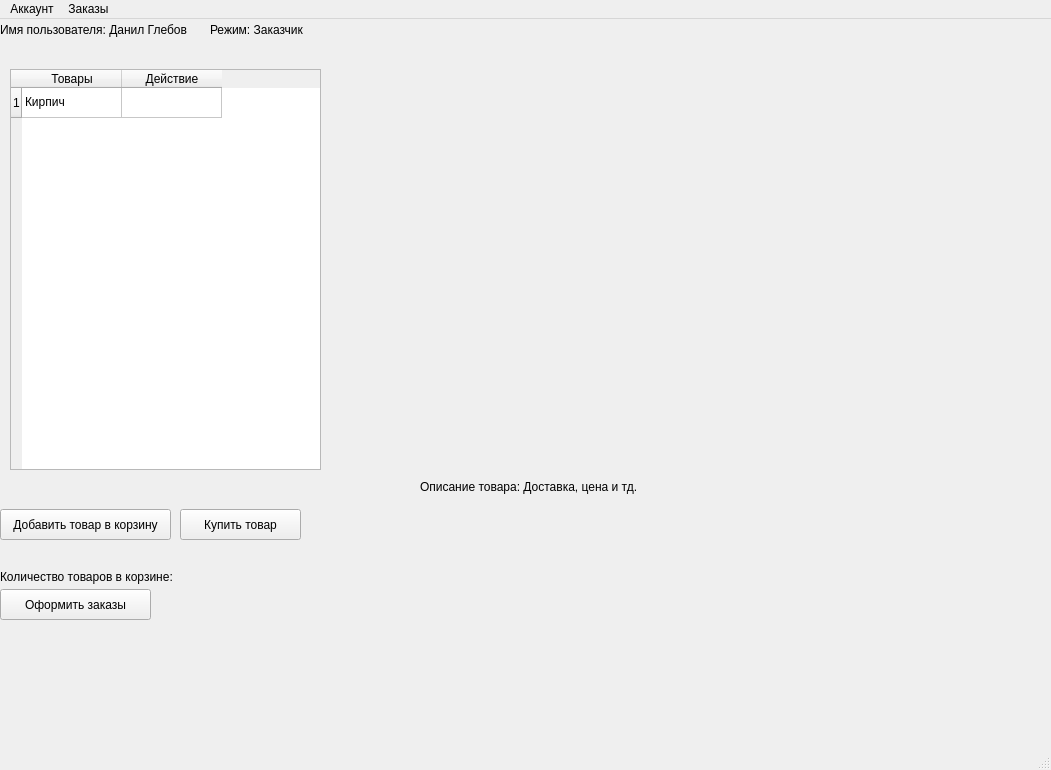
First picture: the form in mainwindow.ui, repository diduk228/Orders, before the edit.
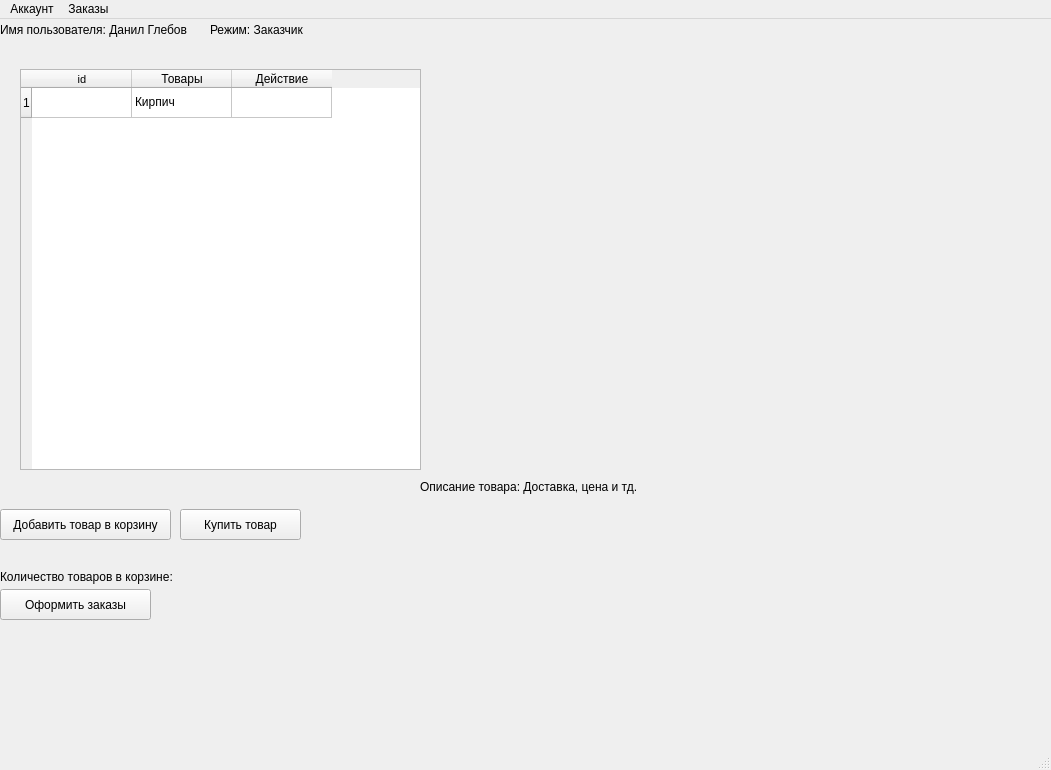
Second picture: the form after the edit. Icons and pictures are not drawn.

Commit message: Добавил функцию для сохранения настроек класса, не до конца реализовал функции для добавления товара в корзину, теперь в главном меню правильно отображаются товары.

Patch:
```diff
--- a/mainwindow.ui
+++ b/mainwindow.ui
@@ -78,19 +78,6 @@
      <string>Купить товар</string>
     </property>
    </widget>
-   <widget class="QPushButton" name="pushButton_5">
-    <property name="geometry">
-     <rect>
-      <x>170</x>
-      <y>80</y>
-      <width>93</width>
-      <height>28</height>
-     </rect>
-    </property>
-    <property name="text">
-     <string>Открыть</string>
-    </property>
-   </widget>
    <widget class="QPushButton" name="add_to_basket">
     <property name="geometry">
      <rect>
@@ -107,9 +94,9 @@
    <widget class="QTableWidget" name="tableWidget">
     <property name="geometry">
      <rect>
-      <x>10</x>
+      <x>20</x>
       <y>50</y>
-      <width>311</width>
+      <width>401</width>
       <height>401</height>
      </rect>
     </property>
@@ -118,6 +105,16 @@
       <string>1</string>
      </property>
     </row>
+    <column>
+     <property name="text">
+      <string>id</string>
+     </property>
+     <property name="font">
+      <font>
+       <pointsize>8</pointsize>
+      </font>
+     </property>
+    </column>
     <column>
      <property name="text">
       <string>Товары</string>
@@ -130,10 +127,20 @@
     </column>
     <item row="0" column="0">
      <property name="text">
-      <string>Кирпич</string>
+      <string/>
+     </property>
+     <property name="font">
+      <font>
+       <pointsize>4</pointsize>
+      </font>
      </property>
     </item>
     <item row="0" column="1">
+     <property name="text">
+      <string>Кирпич</string>
+     </property>
+    </item>
+    <item row="0" column="2">
      <property name="text">
       <string/>
      </property>
```
The commit also changes 2 other files.
